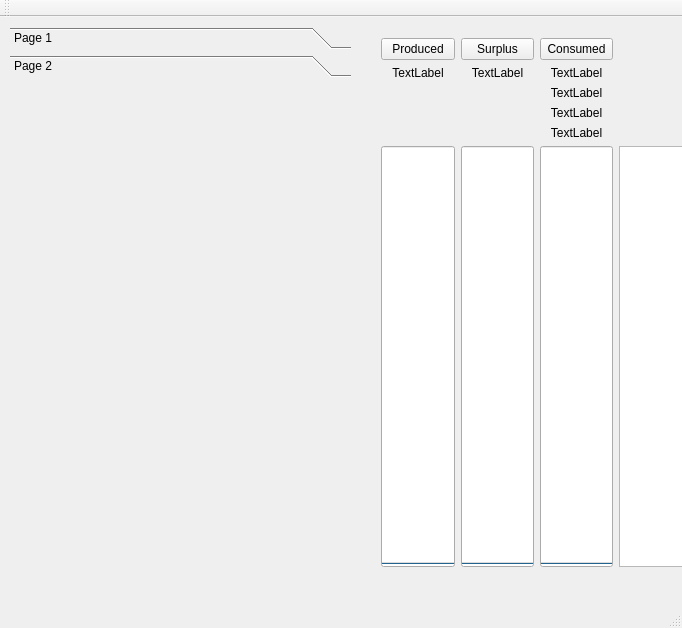
First picture: the form in Qt/QDH/mainwindow.ui, repository gpistoni/DomoticHome, before the edit.
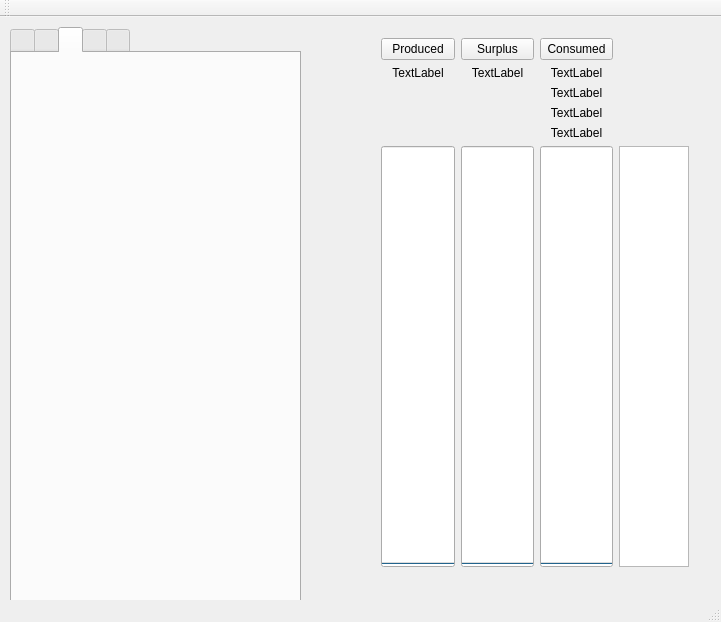
Second picture: the form after the edit. The open tabs and pages were chosen to show the change.

Patch:
```diff
--- a/Qt/QDH/mainwindow.ui
+++ b/Qt/QDH/mainwindow.ui
@@ -6,8 +6,8 @@
    <rect>
     <x>0</x>
     <y>0</y>
-    <width>682</width>
-    <height>628</height>
+    <width>721</width>
+    <height>622</height>
    </rect>
   </property>
   <property name="windowTitle">
@@ -182,29 +182,21 @@
      </item>
     </layout>
    </widget>
-   <widget class="QToolBox" name="toolBox">
+   <widget class="QTabWidget" name="tabWidget">
     <property name="geometry">
      <rect>
       <x>10</x>
       <y>10</y>
-      <width>341</width>
-      <height>500</height>
+      <width>291</width>
+      <height>600</height>
      </rect>
     </property>
     <property name="currentIndex">
      <number>1</number>
     </property>
-    <widget class="QWidget" name="page_1">
-     <property name="geometry">
-      <rect>
-       <x>0</x>
-       <y>0</y>
-       <width>341</width>
-       <height>438</height>
-      </rect>
-     </property>
-     <attribute name="label">
-      <string>Page 1</string>
+    <widget class="QWidget" name="tabWidgetPage1" native="true">
+     <attribute name="title">
+      <string/>
      </attribute>
      <layout class="QHBoxLayout" name="horizontalLayout">
       <item>
@@ -212,17 +204,29 @@
       </item>
      </layout>
     </widget>
-    <widget class="QWidget" name="page_2">
-     <property name="geometry">
-      <rect>
-       <x>0</x>
-       <y>0</y>
-       <width>341</width>
-       <height>438</height>
-      </rect>
-     </property>
-     <attribute name="label">
-      <string>Page 2</string>
+    <widget class="QWidget" name="tabWidgetPage2" native="true">
+     <attribute name="title">
+      <string/>
+     </attribute>
+    </widget>
+    <widget class="QWidget" name="tabWidgetPage3" native="true">
+     <attribute name="title">
+      <string/>
+     </attribute>
+     <layout class="QHBoxLayout" name="horizontalLayout_2">
+      <item>
+       <layout class="QGridLayout" name="ampersPage"/>
+      </item>
+     </layout>
+    </widget>
+    <widget class="QWidget" name="tabWidgetPage4" native="true">
+     <attribute name="title">
+      <string/>
+     </attribute>
+    </widget>
+    <widget class="QWidget" name="tabWidgetPage5" native="true">
+     <attribute name="title">
+      <string/>
      </attribute>
     </widget>
    </widget>
```
Left out of the diff: 9 changed lines with no effect on the pictures.
